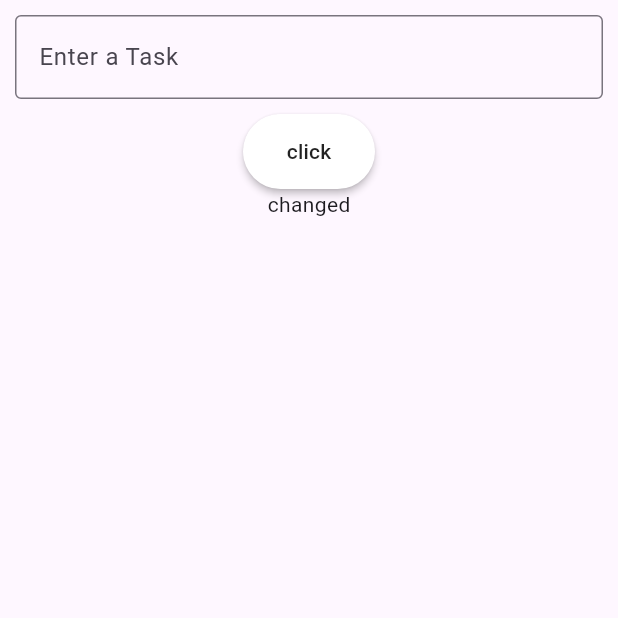
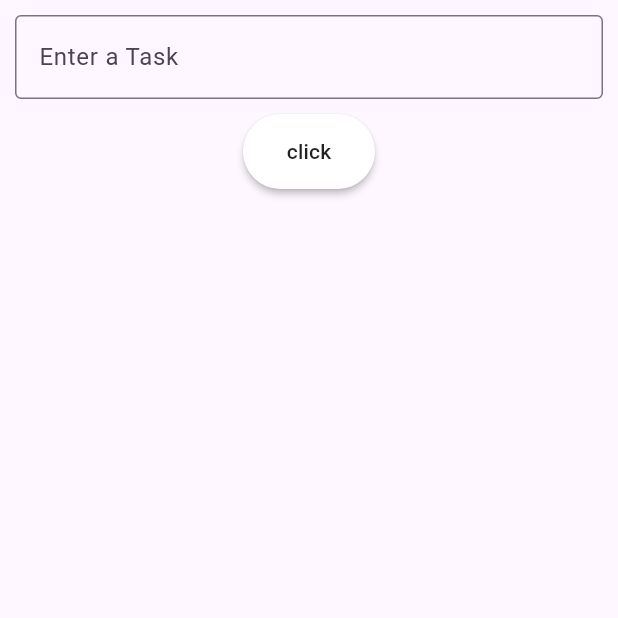
Before and after one commit to Mahesh-xr/todo_list_app, a Flutter app: the screen it shows after launch, after a tap on "click", on a phone screen of 412 x 824 dp, the top half of it. Run offline on Flutter 3.47's test engine with Material 3 defaults, Android fonts, the phone set to English and light mode, and no system bars.

```diff
--- a/lib/main.dart
+++ b/lib/main.dart
@@ -13,6 +13,7 @@ class MyApp extends StatefulWidget {
 
 class _MyAppState extends State<MyApp> {
   String task = "No Task";
+  TextEditingController textEditingController = TextEditingController();
 
   @override
   Widget build(BuildContext context) {
@@ -25,6 +26,7 @@ class _MyAppState extends State<MyApp> {
             Container(
               padding: EdgeInsets.all(10),
               child: TextField(
+                controller: textEditingController,
                 decoration: InputDecoration(
                   border: OutlineInputBorder(),
                   hintText: "Enter a Task"
@@ -37,8 +39,7 @@ class _MyAppState extends State<MyApp> {
             shape: RoundedRectangleBorder(borderRadius: BorderRadius.circular(50)),
             onPressed: (){
               setState(() {
-                task = "changed";
-                print(task);
+                task = textEditingController.text;
               });
             },
             child: Text("click"),),
```
